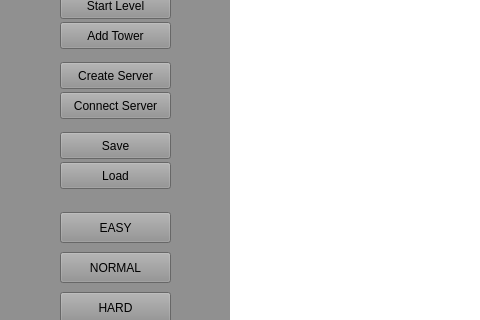
First picture: the form in mainwindow.ui, repository Carragher/awesum-o, before the edit; both pictures show x 0 to 480 and y 225 to 545 of the 1052 by 720 pixel window.
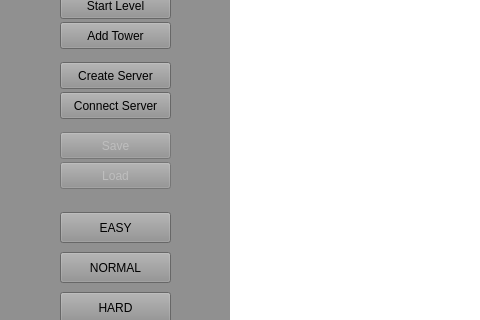
Second picture: the form after the edit. Icons and pictures are not drawn.

```diff
--- a/mainwindow.ui
+++ b/mainwindow.ui
@@ -250,6 +250,9 @@
     </property>
    </widget>
    <widget class="QPushButton" name="btnSave">
+    <property name="enabled">
+     <bool>false</bool>
+    </property>
     <property name="geometry">
      <rect>
       <x>60</x>
@@ -263,6 +266,9 @@
     </property>
    </widget>
    <widget class="QPushButton" name="btnLoad">
+    <property name="enabled">
+     <bool>false</bool>
+    </property>
     <property name="geometry">
      <rect>
       <x>60</x>
```
